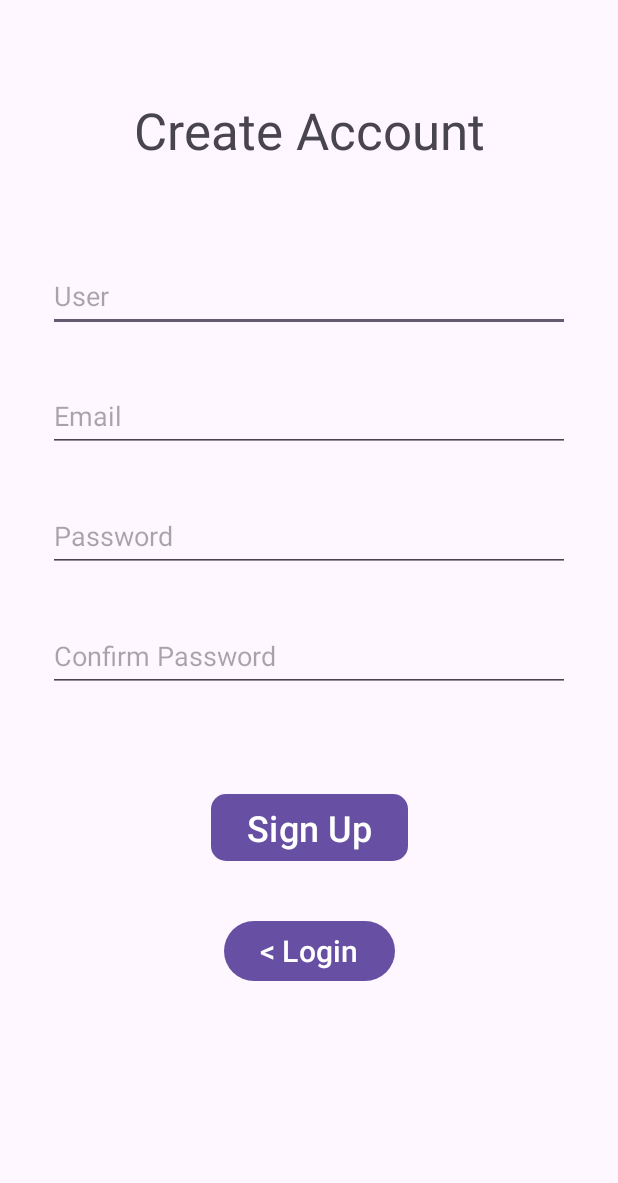
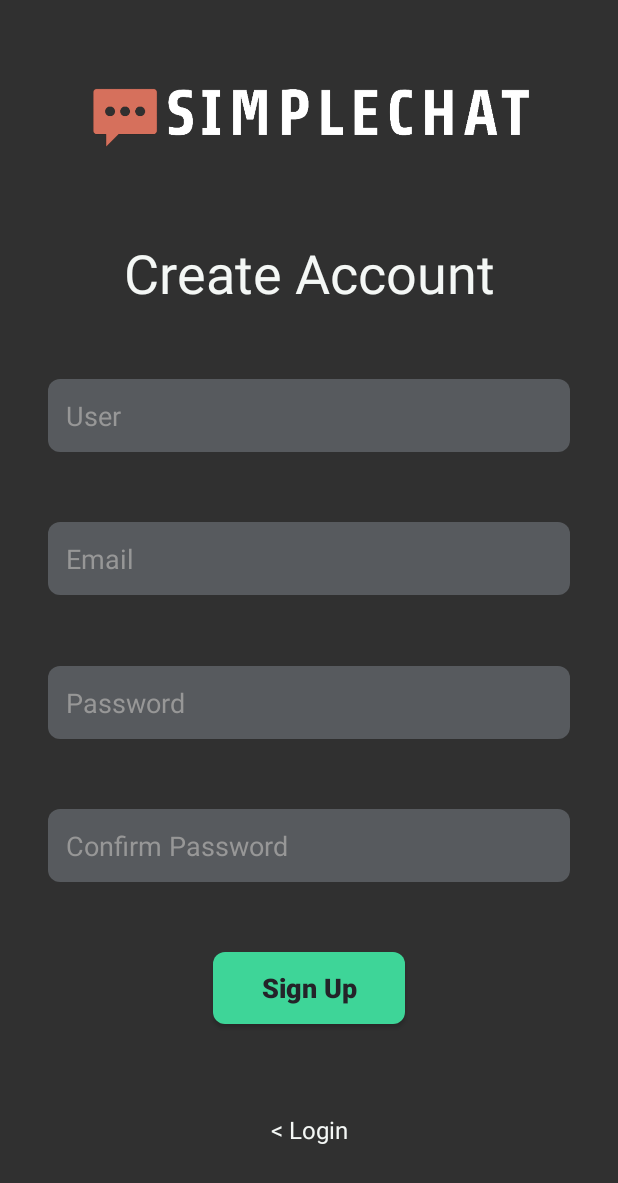
Before and after one commit to GabrielSilvaSI/SimpleText, an Android app: the SignupActivity screen opened directly, with no data from a screen before it, on a phone screen of 412 x 824 dp. Shown: the top 1183 px of the screen. Run offline under Robolectric (Android 15) with nearby library versions, the phone set to English and light mode, and no system bars; our stand-ins replace Firebase (no records; nobody signed in at launch, a user with empty details on screens opened directly).

Commit message:
Design update
Design update

```diff
--- /dev/null
+++ b/app/src/main/res/drawable/button_background.xml
@@ -0,0 +1,5 @@
+<?xml version="1.0" encoding="utf-8"?>
+<shape xmlns:android="http://schemas.android.com/apk/res/android" android:shape="rectangle">
+    <solid android:color="@color/green"/>
+    <corners android:radius="8dp"/>
+</shape>
--- /dev/null
+++ b/app/src/main/res/drawable/button_menu_background.xml
@@ -0,0 +1,5 @@
+<?xml version="1.0" encoding="utf-8"?>
+<shape xmlns:android="http://schemas.android.com/apk/res/android" android:shape="rectangle">
+    <solid android:color="@color/gray_light"/>
+    <corners android:radius="5dp"/>
+</shape>
--- /dev/null
+++ b/app/src/main/res/drawable/edit_text_background.xml
@@ -0,0 +1,5 @@
+<?xml version="1.0" encoding="utf-8"?>
+<shape xmlns:android="http://schemas.android.com/apk/res/android" android:shape="rectangle">
+    <solid android:color="@color/gray"/>
+    <corners android:radius="8dp"/>
+</shape>
--- /dev/null
+++ b/app/src/main/res/drawable/edit_text_message.xml
@@ -0,0 +1,5 @@
+<?xml version="1.0" encoding="utf-8"?>
+<shape xmlns:android="http://schemas.android.com/apk/res/android" android:shape="rectangle">
+    <solid android:color="@color/gray_light"/>
+    <corners android:radius="8dp"/>
+</shape>
--- /dev/null
+++ b/app/src/main/res/drawable/scroll_view_background.xml
@@ -0,0 +1,5 @@
+<?xml version="1.0" encoding="utf-8"?>
+<shape xmlns:android="http://schemas.android.com/apk/res/android" android:shape="rectangle">
+    <solid android:color="@color/gray"/>
+    <corners android:radius="5dp"/>
+</shape>
--- a/app/src/main/res/layout/activity_signup.xml
+++ b/app/src/main/res/layout/activity_signup.xml
@@ -5,18 +5,19 @@
         xmlns:app="http://schemas.android.com/apk/res-auto"
         android:layout_width="match_parent"
         android:layout_height="match_parent"
-        tools:context=".SignupActivity">
+        tools:context=".SignupActivity"
+        android:background="@color/gray_dark">
 
     <TextView
             android:layout_width="wrap_content"
             android:layout_height="wrap_content"
             android:text="@string/create_account"
+            android:id="@+id/textView"
+            app:layout_constraintBottom_toTopOf="@+id/editTextUser"
+            app:layout_constraintEnd_toEndOf="parent"
             app:layout_constraintStart_toStartOf="parent"
-            app:layout_constraintEnd_toEndOf="parent"
-            app:layout_constraintTop_toTopOf="parent"
-            android:textSize="34sp"
-            android:layout_marginTop="64dp"
-            android:id="@+id/textView"/>
+            style="@style/text_view_title"
+            app:layout_constraintTop_toBottomOf="@+id/imageView"/>
 
     <EditText
             android:layout_width="0dp"
@@ -24,16 +25,17 @@
             android:inputType="text"
             android:ems="10"
             android:id="@+id/editTextUser"
-            app:layout_constraintStart_toStartOf="parent"
-            app:layout_constraintEnd_toEndOf="parent"
-            android:layout_marginEnd="32dp"
-            android:layout_marginStart="32dp"
-            app:layout_constraintTop_toBottomOf="@+id/textView"
-            android:layout_marginTop="64dp"
             android:hint="@string/user"
             android:minHeight="48dp"
             android:autofillHints=""
-            android:singleLine="true"/>
+            android:singleLine="true"
+            app:layout_constraintTop_toBottomOf="@+id/textView"
+            app:layout_constraintBottom_toTopOf="@+id/editTextEmail"
+            app:layout_constraintStart_toStartOf="parent"
+            android:layout_marginStart="32dp"
+            android:layout_marginEnd="32dp"
+            app:layout_constraintEnd_toEndOf="parent"
+            style="@style/edit_text_style"/>
 
     <EditText
             android:layout_width="0dp"
@@ -41,16 +43,17 @@
             android:inputType="textEmailAddress"
             android:ems="10"
             android:id="@+id/editTextEmail"
-            app:layout_constraintStart_toStartOf="parent"
-            app:layout_constraintEnd_toEndOf="parent"
-            android:layout_marginStart="32dp"
-            android:layout_marginEnd="32dp"
             android:hint="@string/email"
             android:minHeight="48dp"
             android:importantForAutofill="no"
+            android:singleLine="true"
+            android:layout_marginEnd="32dp"
+            app:layout_constraintEnd_toEndOf="parent"
             app:layout_constraintTop_toBottomOf="@+id/editTextUser"
-            android:layout_marginTop="32dp"
-            android:singleLine="true"/>
+            app:layout_constraintStart_toStartOf="parent"
+            android:layout_marginStart="32dp"
+            app:layout_constraintBottom_toTopOf="@+id/editTextPassword"
+            style="@style/edit_text_style"/>
 
     <EditText
             android:layout_width="0dp"
@@ -60,14 +63,15 @@
             android:id="@+id/editTextPassword"
             android:minHeight="48dp"
             android:autofillHints=""
+            android:hint="@string/password"
+            android:singleLine="true"
+            app:layout_constraintTop_toBottomOf="@+id/editTextEmail"
+            app:layout_constraintBottom_toTopOf="@+id/editTextConfirmPassword"
+            android:layout_marginEnd="32dp"
+            app:layout_constraintEnd_toEndOf="parent"
             app:layout_constraintStart_toStartOf="parent"
-            app:layout_constraintEnd_toEndOf="parent"
-            app:layout_constraintTop_toBottomOf="@+id/editTextEmail"
-            android:layout_marginTop="32dp"
             android:layout_marginStart="32dp"
-            android:layout_marginEnd="32dp"
-            android:hint="@string/password"
-            android:singleLine="true"/>
+            style="@style/edit_text_style"/>
 
     <EditText
             android:layout_width="0dp"
@@ -75,41 +79,51 @@
             android:inputType="textPassword"
             android:ems="10"
             android:id="@+id/editTextConfirmPassword"
+            android:hint="@string/confirm_password"
+            android:minHeight="48dp"
+            android:importantForAutofill="no"
+            android:singleLine="true"
+            app:layout_constraintTop_toBottomOf="@+id/editTextPassword"
+            android:layout_marginEnd="32dp"
+            app:layout_constraintEnd_toEndOf="parent"
+            app:layout_constraintBottom_toTopOf="@+id/buttonSingin"
             app:layout_constraintStart_toStartOf="parent"
-            app:layout_constraintEnd_toEndOf="parent"
-            android:hint="@string/confirm_password"
-            android:layout_marginEnd="32dp"
             android:layout_marginStart="32dp"
-            android:minHeight="48dp"
-            app:layout_constraintTop_toBottomOf="@+id/editTextPassword"
-            android:layout_marginTop="32dp"
-            android:importantForAutofill="no"
-            android:singleLine="true"/>
+            style="@style/edit_text_style"/>
 
     <Button
             android:text="@string/sign_up"
             android:layout_width="wrap_content"
             android:layout_height="wrap_content"
             android:id="@+id/buttonSingin"
+            android:textAlignment="center"
+            android:onClick="buttonSignup"
+            app:layout_constraintTop_toBottomOf="@+id/editTextConfirmPassword"
+            app:layout_constraintEnd_toEndOf="parent"
+            app:layout_constraintStart_toStartOf="parent"
+            app:layout_constraintBottom_toTopOf="@+id/textView4"
+            style="@style/button_style"/>
+
+    <TextView
+            android:text="@string/login_arrow"
+            android:layout_width="wrap_content"
+            android:layout_height="wrap_content"
+            android:id="@+id/textView4"
             app:layout_constraintStart_toStartOf="parent"
             app:layout_constraintEnd_toEndOf="parent"
-            android:textSize="24sp"
-            android:textAlignment="center"
-            app:cornerRadius="10dp"
-            android:onClick="buttonSignup"
-            app:layout_constraintTop_toBottomOf="@+id/editTextConfirmPassword"
-            android:layout_marginTop="64dp"/>
-
-    <Button
-            android:layout_width="wrap_content"
-            android:layout_height="wrap_content"
-            android:id="@+id/button"
-            android:text="@string/login_arrow"
+            app:layout_constraintBottom_toBottomOf="parent"
             app:layout_constraintTop_toBottomOf="@+id/buttonSingin"
-            app:layout_constraintStart_toStartOf="parent"
-            app:layout_constraintEnd_toEndOf="parent"
-            android:layout_marginTop="32dp"
-            android:textSize="20sp"
+            style="@style/link_button"
             android:onClick="buttonLoginAccount"/>
 
+    <ImageView
+            android:layout_width="wrap_content"
+            android:layout_height="64dp"
+            app:srcCompat="@drawable/simplechat"
+            android:id="@+id/imageView"
+            app:layout_constraintTop_toTopOf="parent"
+            app:layout_constraintEnd_toEndOf="parent"
+            app:layout_constraintStart_toStartOf="parent"
+            app:layout_constraintBottom_toTopOf="@+id/textView"/>
+
 </androidx.constraintlayout.widget.ConstraintLayout>
--- a/app/src/main/res/values-night/themes.xml
+++ /dev/null
@@ -1,7 +0,0 @@
-<resources xmlns:tools="http://schemas.android.com/tools">
-    <!-- Base application theme. -->
-    <style name="Base.Theme.SimpleChat" parent="Theme.Material3.DayNight.NoActionBar">
-        <!-- Customize your dark theme here. -->
-        <!-- <item name="colorPrimary">@color/my_dark_primary</item> -->
-    </style>
-</resources>
--- a/app/src/main/res/values/colors.xml
+++ b/app/src/main/res/values/colors.xml
@@ -1,3 +1,9 @@
 <?xml version="1.0" encoding="utf-8"?>
 <resources>
+    <color name="black">#242329</color>
+    <color name="gray">#575A5E</color>
+    <color name="gray_light">#979797</color>
+    <color name="white">#F4F7F5</color>
+    <color name="green">#3ED598</color>
+    <color name="gray_dark">#303030</color>
 </resources>
--- a/app/src/main/res/values/themes.xml
+++ b/app/src/main/res/values/themes.xml
@@ -1,9 +1,69 @@
 <resources xmlns:tools="http://schemas.android.com/tools">
-    <!-- Base application theme. -->
-    <style name="Base.Theme.SimpleChat" parent="Theme.Material3.DayNight.NoActionBar">
-        <!-- Customize your light theme here. -->
-        <!-- <item name="colorPrimary">@color/my_light_primary</item> -->
+    <style name="Base.Theme.SimpleChat" parent="Theme.AppCompat.NoActionBar"/>
+    <style name="Theme.SimpleChat" parent="Base.Theme.SimpleChat"/>
+
+    <style name="button_style" parent="Widget.AppCompat.Button">
+        <item name="android:background">@drawable/button_background</item>
+        <item name="android:textSize">18sp</item>
+        <item name="android:textColor">@color/black</item>
+        <item name="android:gravity">center</item>
+        <item name="android:textStyle">bold</item>
+        <item name="android:minHeight">48dp</item>
+        <item name="android:minWidth">128dp</item>
+        <item name="android:textAllCaps">false</item>
     </style>
 
-    <style name="Theme.SimpleChat" parent="Base.Theme.SimpleChat"/>
+    <style name="button_menu_style" parent="Widget.AppCompat.ImageButton">
+        <item name="android:background">@drawable/button_menu_background</item>
+        <item name="android:gravity">center</item>
+        <item name="android:minWidth">48dp</item>
+        <item name="android:minHeight">48dp</item>
+    </style>
+
+    <style name="image_button_style" parent="Widget.AppCompat.ImageButton">
+        <item name="android:background">@drawable/button_background</item>
+        <item name="android:gravity">center</item>
+        <item name="android:minWidth">48dp</item>
+    </style>
+
+    <style name="edit_text_style" parent="Widget.AppCompat.EditText">
+        <item name="android:background">@drawable/edit_text_background</item>
+        <item name="android:textSize">18sp</item>
+        <item name="android:textColor">@color/white</item>
+        <item name="android:textColorHint">@color/gray_light</item>
+        <item name="android:minHeight">48dp</item>
+        <item name="android:textAllCaps">false</item>
+        <item name="android:padding">12dp</item>
+    </style>
+
+    <style name="message_text_style" parent="Widget.AppCompat.EditText">
+        <item name="android:background">@drawable/edit_text_message</item>
+        <item name="android:textSize">18sp</item>
+        <item name="android:textColor">@color/white</item>
+        <item name="android:textColorHint">@color/gray_light</item>
+        <item name="android:minHeight">48dp</item>
+        <item name="android:textAllCaps">false</item>
+        <item name="android:padding">12dp</item>
+    </style>
+
+    <style name="text_view_title" parent="Widget.AppCompat.TextView">
+        <item name="android:textSize">36sp</item>
+        <item name="android:textColor">@color/white</item>
+    </style>
+
+    <style name="link_button" parent="Widget.AppCompat.TextView">
+        <item name="android:textColor">@color/white</item>
+        <item name="android:textSize">16sp</item>
+        <item name="android:gravity">center</item>
+        <item name="android:minHeight">48dp</item>
+        <item name="android:minWidth">144dp</item>
+    </style>
+
+    <style name="scroll_view_style">
+        <item name="android:background">@drawable/scroll_view_background</item>
+        <item name="android:padding">12dp</item>
+        <item name="android:scrollbars">vertical</item>
+    </style>
+
+
 </resources>
```
Also changed, not shown: app/src/main/java/com/banilla/simplechat/ChatActivity.kt (+4 -7 lines), app/src/main/res/layout/activity_chat.xml (+32 -46 lines), app/src/main/res/layout/activity_login.xml (+47 -33 lines), app/src/main/res/drawable/simplechat.webp (added).
